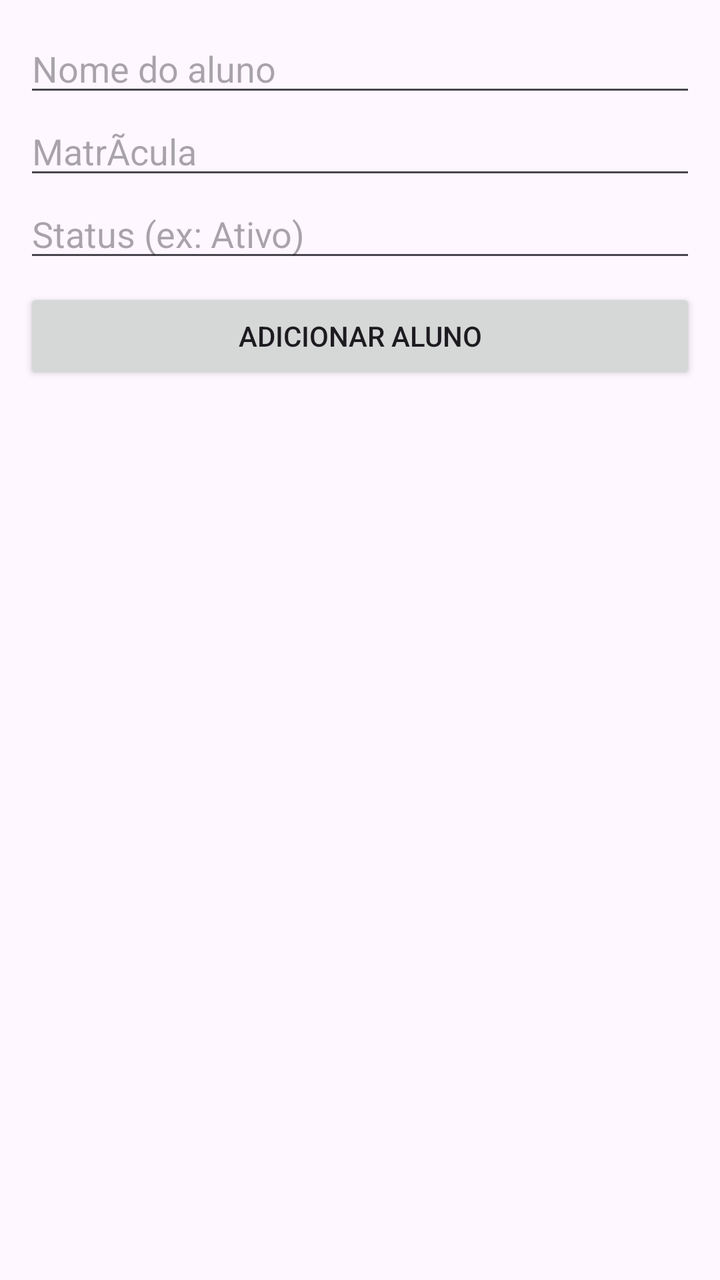
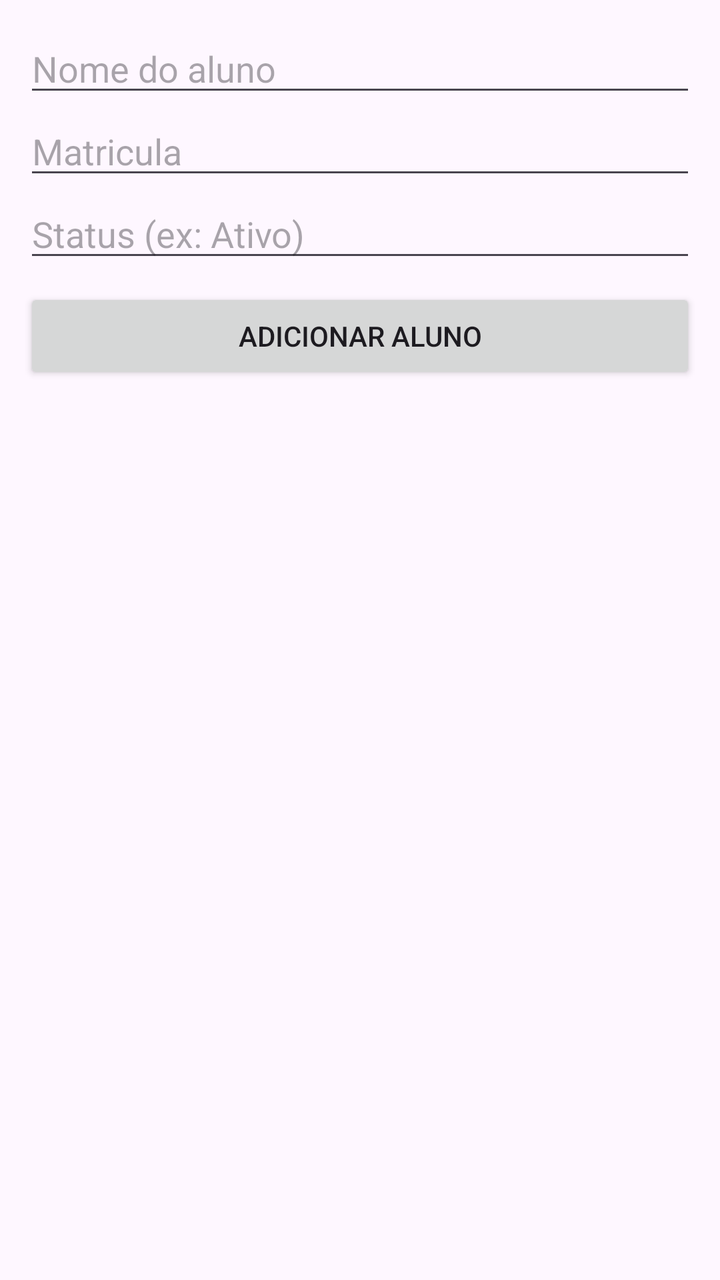

Compare the two renders of this Android layout. The source of the first and the diff that turns it into the second are given below.
<!-- AndroidManifest.xml: application theme Theme.MyApplication -->
<!-- res/layout/activity_main.xml -->
<?xml version="1.0" encoding="utf-8"?>
<LinearLayout xmlns:android="http://schemas.android.com/apk/res/android"
    xmlns:app="http://schemas.android.com/apk/res-auto"
    xmlns:tools="http://schemas.android.com/tools"
    android:id="@+id/main"
    android:layout_width="match_parent"
    android:layout_height="match_parent"
    android:orientation="vertical"
    android:padding="12dp"
    tools:context=".MainActivity">

    <EditText
        android:id="@+id/editNome"
        android:layout_width="match_parent"
        android:layout_height="wrap_content"
        android:hint="Nome do aluno"
        android:inputType="textPersonName" />

    <EditText
        android:id="@+id/editMatricula"
        android:layout_width="match_parent"
        android:layout_height="wrap_content"
        android:hint="MatrÃ­cula"
        android:inputType="number" />

    <EditText
        android:id="@+id/editStatus"
        android:layout_width="match_parent"
        android:layout_height="wrap_content"
        android:hint="Status (ex: Ativo)"
        android:inputType="text" />

    <Button
        android:id="@+id/btnAdicionar"
        android:layout_width="match_parent"
        android:layout_height="wrap_content"
        android:layout_marginTop="8dp"
        android:text="Adicionar Aluno" />

    <androidx.recyclerview.widget.RecyclerView
        android:id="@+id/recyclerViewAlunos"
        android:layout_width="match_parent"
        android:layout_height="0dp"
        android:layout_weight="1"
        android:layout_marginTop="8dp"
        android:clipToPadding="false"
        android:padding="4dp"
        app:layoutManager="androidx.recyclerview.widget.LinearLayoutManager"
        tools:listitem="@layout/layout_lista" />

</LinearLayout>
<!-- res/layout/layout_lista.xml (included above) -->
<?xml version="1.0" encoding="utf-8"?>
<androidx.cardview.widget.CardView
    xmlns:android="http://schemas.android.com/apk/res/android"
    xmlns:app="http://schemas.android.com/apk/res-auto"
    android:layout_width="match_parent"
    android:layout_height="wrap_content"
    android:layout_marginStart="8dp"
    android:layout_marginEnd="8dp"
    android:layout_marginTop="4dp"
    android:layout_marginBottom="4dp"
    app:cardCornerRadius="12dp"
    app:cardElevation="4dp">

    <androidx.constraintlayout.widget.ConstraintLayout
        android:layout_width="match_parent"
        android:layout_height="wrap_content"
        android:padding="16dp">

        <TextView
            android:id="@+id/texto1"
            android:layout_width="0dp"
            android:layout_height="wrap_content"
            android:text="Nome do Aluno"
            android:textColor="#1A237E"
            android:textSize="22sp"
            android:textStyle="bold"
            app:layout_constraintEnd_toStartOf="@+id/texto3"
            app:layout_constraintStart_toStartOf="parent"
            app:layout_constraintTop_toTopOf="parent" />

        <TextView
            android:id="@+id/texto2"
            android:layout_width="0dp"
            android:layout_height="wrap_content"
            android:layout_marginTop="4dp"
            android:text="MatrÃ­cula: 12345"
            android:textColor="#616161"
            android:textSize="16sp"
            app:layout_constraintTop_toBottomOf="@+id/texto1"
            app:layout_constraintStart_toStartOf="parent"
            app:layout_constraintEnd_toStartOf="@+id/texto3"
            app:layout_constraintBottom_toBottomOf="parent" />

        <TextView
            android:id="@+id/texto3"
            android:layout_width="wrap_content"
            android:layout_height="wrap_content"
            android:paddingStart="10dp"
            android:paddingEnd="10dp"
            android:paddingTop="4dp"
            android:paddingBottom="4dp"
            android:text="Ativo"
            android:textColor="#FFFFFF"
            android:background="#4CAF50"
            android:textSize="14sp"
            android:textStyle="bold"
            app:layout_constraintTop_toTopOf="parent"
            app:layout_constraintBottom_toBottomOf="parent"
            app:layout_constraintEnd_toEndOf="parent" />

    </androidx.constraintlayout.widget.ConstraintLayout>

</androidx.cardview.widget.CardView>
<!-- resources referenced by this layout -->
<resources>
  <style name="Theme.MyApplication" parent="Base.Theme.MyApplication" />
  <style name="Base.Theme.MyApplication" parent="Theme.Material3.DayNight.NoActionBar">
          
          
      </style>
</resources>

<!-- the commit's change to res/layout/activity_main.xml (unified diff, before → after) -->
@@ -20,7 +20,7 @@
         android:id="@+id/editMatricula"
         android:layout_width="match_parent"
         android:layout_height="wrap_content"
-        android:hint="MatrÃ­cula"
+        android:hint="Matricula"
         android:inputType="number" />
 
     <EditText
